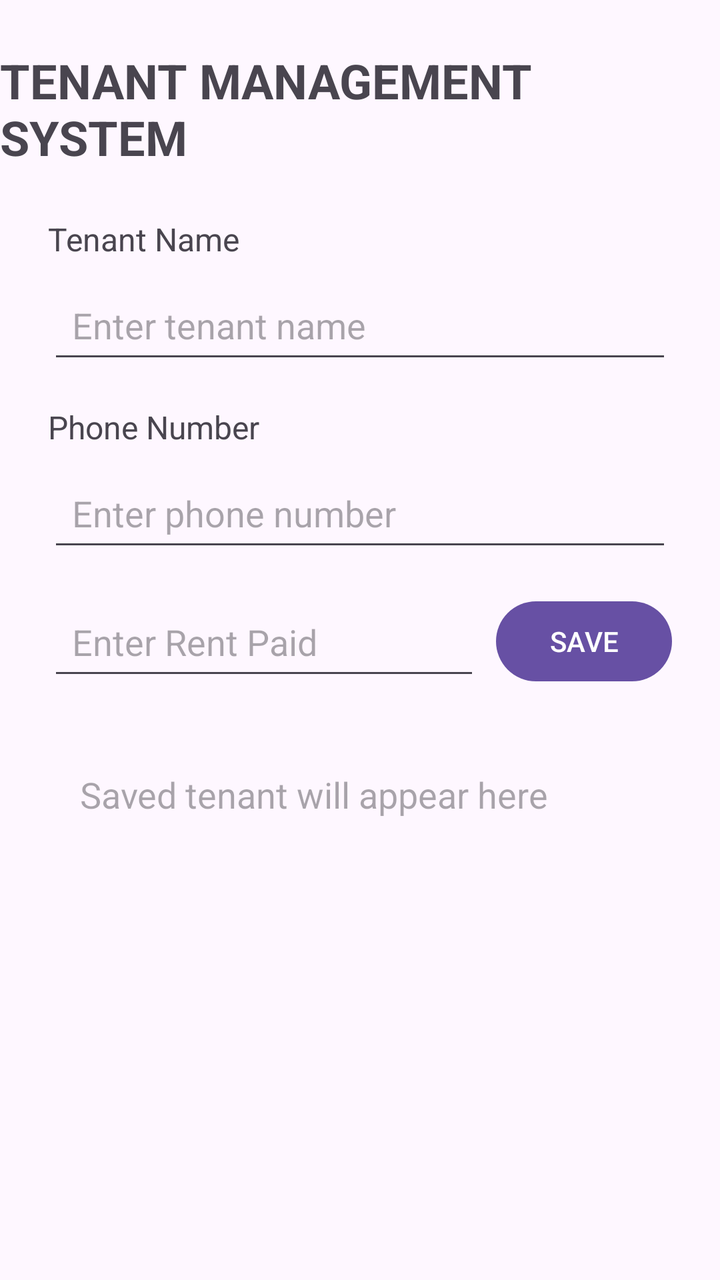
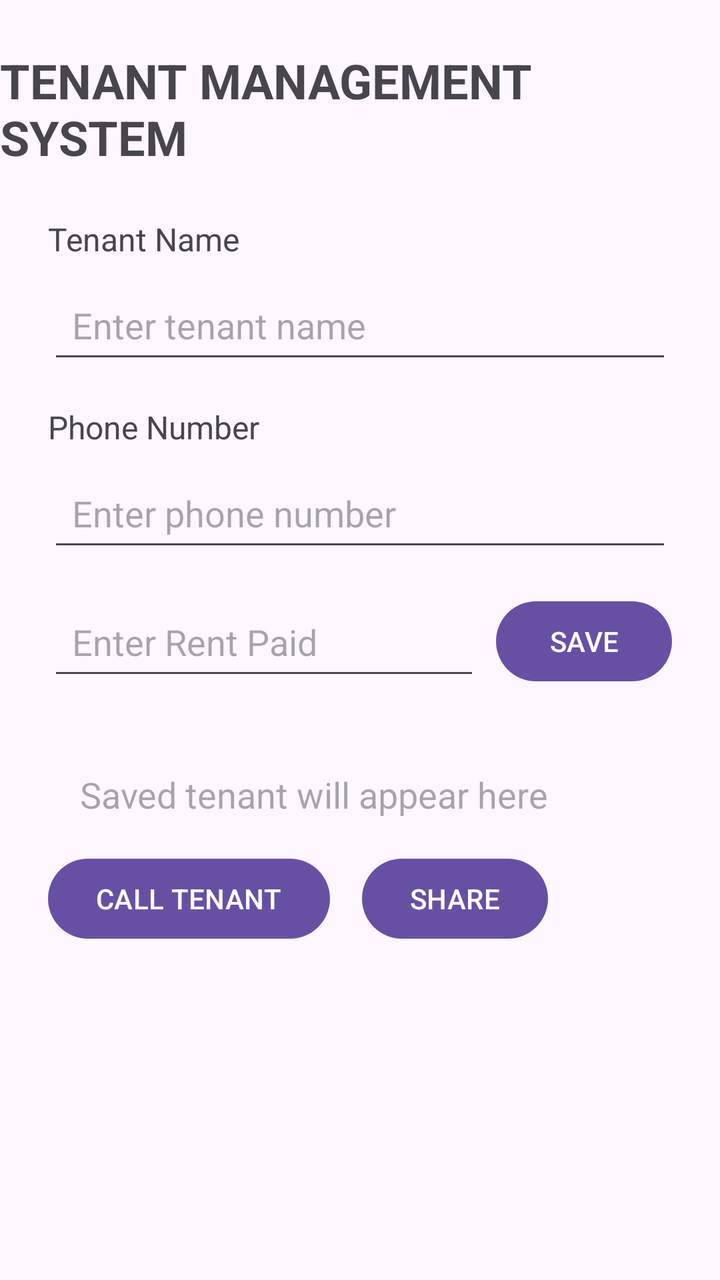

Screens rendered from an Android XML layout before and after an edit, with the pre-edit source and the edit as a unified diff.
<!-- AndroidManifest.xml: application theme Theme.TenantManagementSystemGroupA -->
<!-- res/layout/activity_main.xml -->
<?xml version="1.0" encoding="utf-8"?>
<layout xmlns:android="http://schemas.android.com/apk/res/android"
    xmlns:app="http://schemas.android.com/apk/res-auto">

    <data>
        <variable
            name="tenant"
            type="com.example.tenantmanagementsystemgroupa.Tenant" />
    </data>

    <androidx.constraintlayout.widget.ConstraintLayout
        android:layout_width="match_parent"
        android:layout_height="match_parent">

        <TextView
            android:id="@+id/titleTextView"
            android:layout_width="wrap_content"
            android:layout_height="wrap_content"
            android:text="TENANT MANAGEMENT SYSTEM"
            android:textSize="24sp"
            android:textStyle="bold"
            android:layout_marginTop="24dp"
            app:layout_constraintTop_toTopOf="parent"
            app:layout_constraintStart_toStartOf="parent"
            app:layout_constraintEnd_toEndOf="parent" />

        <TextView
            android:id="@+id/tenantNameLabel"
            android:layout_width="wrap_content"
            android:layout_height="wrap_content"
            android:text="Tenant Name"
            android:textSize="16sp"
            android:layout_marginTop="24dp"
            android:layout_marginStart="24dp"
            app:layout_constraintTop_toBottomOf="@id/titleTextView"
            app:layout_constraintStart_toStartOf="parent" />

        <EditText
            android:id="@+id/tenantNameEditText"
            android:layout_width="0dp"
            android:layout_height="wrap_content"
            android:hint="Enter tenant name"
            android:minHeight="48dp"
            android:padding="12dp"
            android:layout_marginTop="8dp"
            android:layout_marginStart="24dp"
            android:layout_marginEnd="24dp"
            app:layout_constraintTop_toBottomOf="@id/tenantNameLabel"
            app:layout_constraintStart_toStartOf="parent"
            app:layout_constraintEnd_toEndOf="parent" />

        <TextView
            android:id="@+id/phoneLabel"
            android:layout_width="wrap_content"
            android:layout_height="wrap_content"
            android:text="Phone Number"
            android:textSize="16sp"
            android:layout_marginTop="16dp"
            android:layout_marginStart="24dp"
            app:layout_constraintTop_toBottomOf="@id/tenantNameEditText"
            app:layout_constraintStart_toStartOf="parent" />

        <EditText
            android:id="@+id/phoneEditText"
            android:layout_width="0dp"
            android:layout_height="wrap_content"
            android:hint="Enter phone number"
            android:inputType="phone"
            android:minHeight="48dp"
            android:padding="12dp"
            android:layout_marginTop="8dp"
            android:layout_marginStart="24dp"
            android:layout_marginEnd="24dp"
            app:layout_constraintTop_toBottomOf="@id/phoneLabel"
            app:layout_constraintStart_toStartOf="parent"
            app:layout_constraintEnd_toEndOf="parent" />

        <EditText
            android:id="@+id/rentEditText"
            android:layout_width="0dp"
            android:layout_height="wrap_content"
            android:hint="Enter Rent Paid"
            android:inputType="numberDecimal"
            android:minHeight="48dp"
            android:padding="12dp"
            android:layout_marginStart="24dp"
            android:layout_marginTop="16dp"
            android:layout_marginEnd="8dp"
            app:layout_constraintTop_toBottomOf="@id/phoneEditText"
            app:layout_constraintStart_toStartOf="parent"
            app:layout_constraintEnd_toStartOf="@id/saveButton" />

        <Button
            android:id="@+id/saveButton"
            android:layout_width="wrap_content"
            android:layout_height="wrap_content"
            android:text="SAVE"
            android:layout_marginEnd="24dp"
            app:layout_constraintTop_toTopOf="@id/rentEditText"
            app:layout_constraintEnd_toEndOf="parent" />

        <TextView
            android:id="@+id/tenantResultTextView"
            android:layout_width="0dp"
            android:layout_height="wrap_content"
            android:text="@{tenant.summary()}"
            android:hint="Saved tenant will appear here"
            android:textSize="18sp"
            android:padding="16dp"
            android:layout_margin="24dp"
            app:layout_constraintTop_toBottomOf="@id/rentEditText"
            app:layout_constraintStart_toStartOf="parent"
            app:layout_constraintEnd_toEndOf="parent" />

    </androidx.constraintlayout.widget.ConstraintLayout>
</layout>
<!-- resources referenced by this layout -->
<resources>
  <style name="Theme.TenantManagementSystemGroupA" parent="Base.Theme.TenantManagementSystemGroupA" />
  <style name="Base.Theme.TenantManagementSystemGroupA" parent="Theme.Material3.DayNight.NoActionBar">
          
          
      </style>
</resources>

<!-- the commit's change to res/layout/activity_main.xml (unified diff, before → after) -->
@@ -112,5 +112,23 @@
             app:layout_constraintStart_toStartOf="parent"
             app:layout_constraintEnd_toEndOf="parent" />
 
+        <Button
+            android:id="@+id/callButton"
+            android:layout_width="wrap_content"
+            android:layout_height="wrap_content"
+            android:text="CALL TENANT"
+            android:layout_marginStart="24dp"
+            app:layout_constraintTop_toBottomOf="@id/tenantResultTextView"
+            app:layout_constraintStart_toStartOf="parent" />
+
+        <Button
+            android:id="@+id/shareButton"
+            android:layout_width="wrap_content"
+            android:layout_height="wrap_content"
+            android:text="SHARE"
+            android:layout_marginStart="16dp"
+            app:layout_constraintTop_toBottomOf="@id/tenantResultTextView"
+            app:layout_constraintStart_toEndOf="@id/callButton" />
+
     </androidx.constraintlayout.widget.ConstraintLayout>
 </layout>
